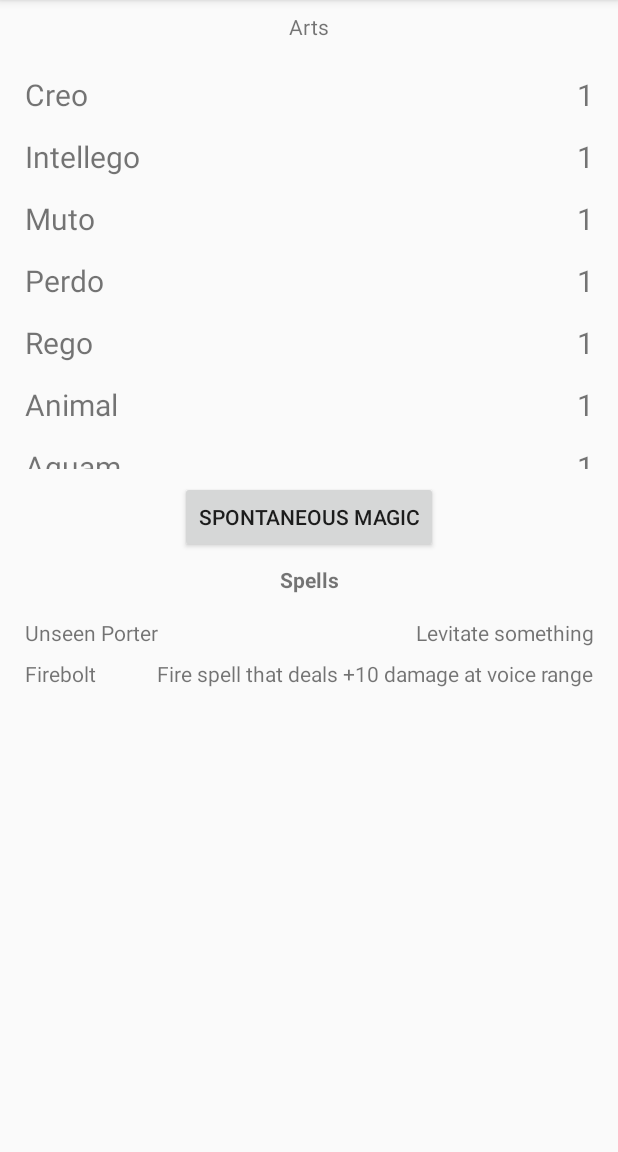
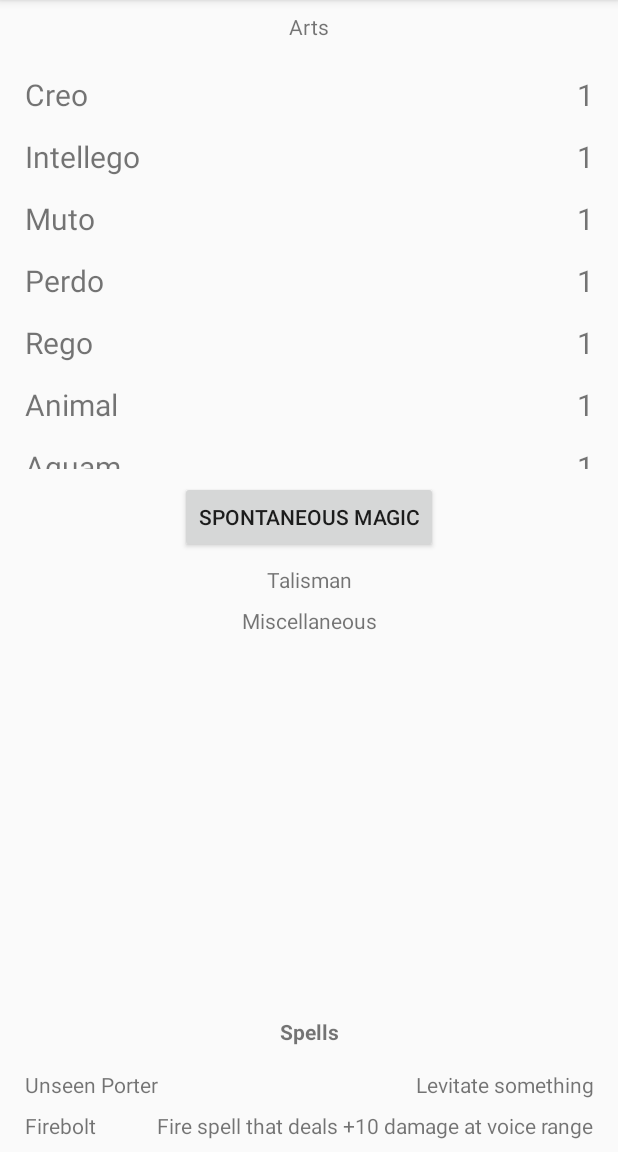
Before and after one commit to erhodes/ArsMagica, an Android app: the fragment MagicFragment shown on its own in the app's theme, on a phone screen of 412 x 824 dp, the part 84-1236 px from its top. Run offline under Robolectric (Android 15) with nearby library versions, the phone set to English and light mode, and no system bars; our stand-ins replace Room's generated code; 1 statement that could not run was skipped.

Commit message:
half ass added talisman and misc bonuses

```diff
--- a/app/src/main/java/com/erhodes/arsmagica/model/CastAttempt.kt
+++ b/app/src/main/java/com/erhodes/arsmagica/model/CastAttempt.kt
@@ -28,8 +28,8 @@ class CastAttempt(val spell: Spell) {
                     SpontaneousSpell.Mode.FATIGUED, SpontaneousSpell.Mode.DIEDNE -> roll = roll/2
                 }
             }
-            return roll + spell.getCastingValue(caster)
         }
+        return roll + spell.getCastingValue(caster)
     }
 
     private fun roll(): Int {
--- a/app/src/main/java/com/erhodes/arsmagica/model/FormulaicSpell.kt
+++ b/app/src/main/java/com/erhodes/arsmagica/model/FormulaicSpell.kt
@@ -8,7 +8,8 @@ class FormulaicSpell(val name: String, level: Int, val description: String, tech
         val techniqueScore = getLowestScore(techniques, caster)
         val formScore = getLowestScore(forms, caster)
 
-        return techniqueScore + formScore + caster.getStatScore(StatEnum.STAMINA) + mastery
+        return techniqueScore + formScore + caster.getStatScore(StatEnum.STAMINA) + mastery +
+                caster.getStatScore(StatEnum.TALISMAN) + caster.getStatScore(StatEnum.MISC)
     }
 
 }
--- a/app/src/main/java/com/erhodes/arsmagica/model/SpontaneousSpell.kt
+++ b/app/src/main/java/com/erhodes/arsmagica/model/SpontaneousSpell.kt
@@ -18,7 +18,8 @@ class SpontaneousSpell(level: Int, form: StatEnum, technique: StatEnum) : Spell(
                 techniqueScore += techniqueScore
             }
         }
-        var castingTotal: Int = caster.getStatScore(StatEnum.STAMINA) + formScore + techniqueScore
+        var castingTotal: Int = caster.getStatScore(StatEnum.STAMINA) + formScore + techniqueScore +
+                caster.getStatScore(StatEnum.TALISMAN) + caster.getStatScore(StatEnum.MISC)
         when (mode) {
             Mode.SPONTANEOUS -> castingTotal/=5
             Mode.FATIGUED -> castingTotal/=2
--- a/app/src/main/res/layout/fragment_magic.xml
+++ b/app/src/main/res/layout/fragment_magic.xml
@@ -47,25 +47,49 @@
         android:layout_width="wrap_content"
         android:layout_height="wrap_content"
         android:layout_marginStart="8dp"
+        android:layout_marginEnd="8dp"
+        android:layout_marginBottom="8dp"
+        android:text="@string/spells"
+        android:textSize="14sp"
+        android:textStyle="bold"
+        app:layout_constraintBottom_toTopOf="@+id/spellRecyclerView"
+        app:layout_constraintEnd_toEndOf="parent"
+        app:layout_constraintStart_toStartOf="parent" />
+
+    <androidx.recyclerview.widget.RecyclerView
+        android:id="@+id/spellRecyclerView"
+        android:layout_width="395dp"
+        android:layout_height="0dp"
+        android:layout_marginStart="8dp"
+        android:layout_marginEnd="8dp"
+        android:layout_marginBottom="8dp"
+        app:layout_constraintBottom_toBottomOf="parent"
+        app:layout_constraintEnd_toEndOf="parent"
+        app:layout_constraintStart_toStartOf="parent" />
+
+    <TextView
+        android:id="@+id/textView6"
+        android:layout_width="wrap_content"
+        android:layout_height="wrap_content"
+        android:layout_marginStart="8dp"
         android:layout_marginTop="8dp"
         android:layout_marginEnd="8dp"
-        android:textSize="14sp"
-        android:text="@string/spells"
-        android:textStyle="bold"
+        android:text="@string/talisman"
         app:layout_constraintEnd_toEndOf="parent"
         app:layout_constraintStart_toStartOf="parent"
         app:layout_constraintTop_toBottomOf="@+id/button3" />
 
-    <androidx.recyclerview.widget.RecyclerView
-        android:id="@+id/spellRecyclerView"
-        android:layout_width="395dp"
-        android:layout_height="450dp"
+    <TextView
+        android:id="@+id/textView7"
+        android:layout_width="wrap_content"
+        android:layout_height="wrap_content"
         android:layout_marginStart="8dp"
         android:layout_marginTop="8dp"
         android:layout_marginEnd="8dp"
+        android:text="@string/misc"
         app:layout_constraintEnd_toEndOf="parent"
         app:layout_constraintStart_toStartOf="parent"
-        app:layout_constraintTop_toBottomOf="@+id/textView5" />
+        app:layout_constraintTop_toBottomOf="@+id/textView6" />
 
 
 </android.support.constraint.ConstraintLayout>
--- a/app/src/main/res/values/strings.xml
+++ b/app/src/main/res/values/strings.xml
@@ -40,6 +40,9 @@
     <string name="penetration">Penetration</string>
 
     <string name="magic">Magic</string>
+    <string name="talisman">Talisman</string>
+    <string name="misc">Miscellaneous</string>
+
     <string name="arts">Arts</string>
 
     <string name="technique">Technique</string>
```
Also changed, not shown: app/src/main/java/com/erhodes/arsmagica/model/Character.kt (+4 -7 lines), app/src/main/java/com/erhodes/arsmagica/model/CharacterRepository.kt (+10 -3 lines), app/src/main/java/com/erhodes/arsmagica/model/Spell.kt (+2 -6 lines), app/src/main/java/com/erhodes/arsmagica/model/StatEnum.kt (+4 -6 lines), app/src/main/java/com/erhodes/arsmagica/view/MagicFragment.kt (+3 -5 lines).
